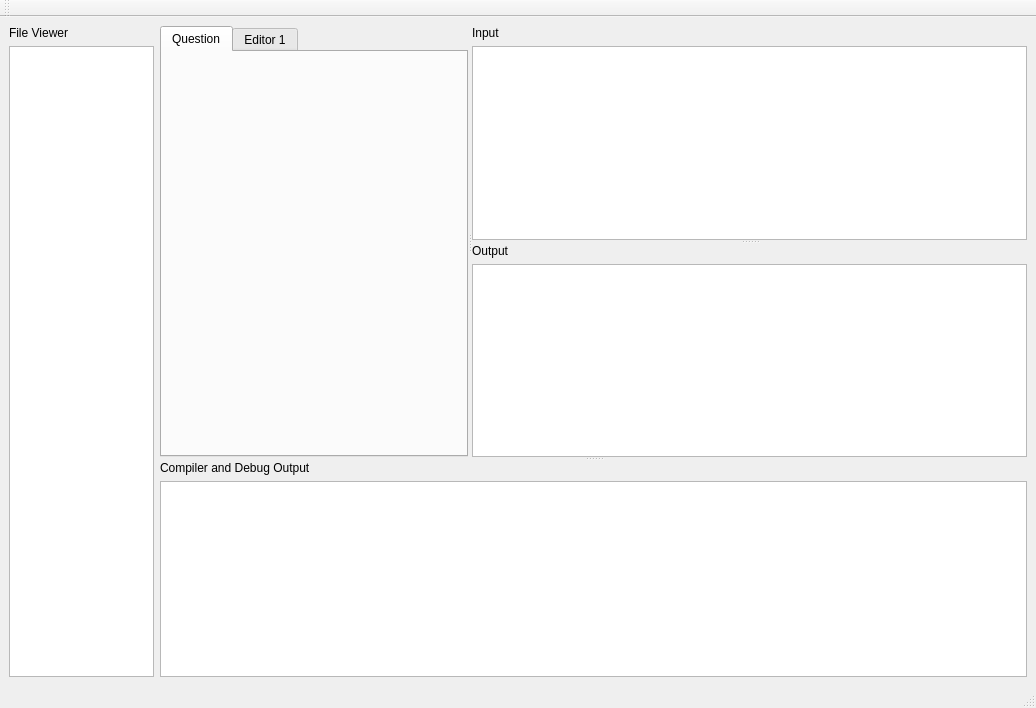
Above: src/SmartXm-CSEKU/ide.ui from KaziRifatMorshed/SmartXm before the change. Below: the same form after it.
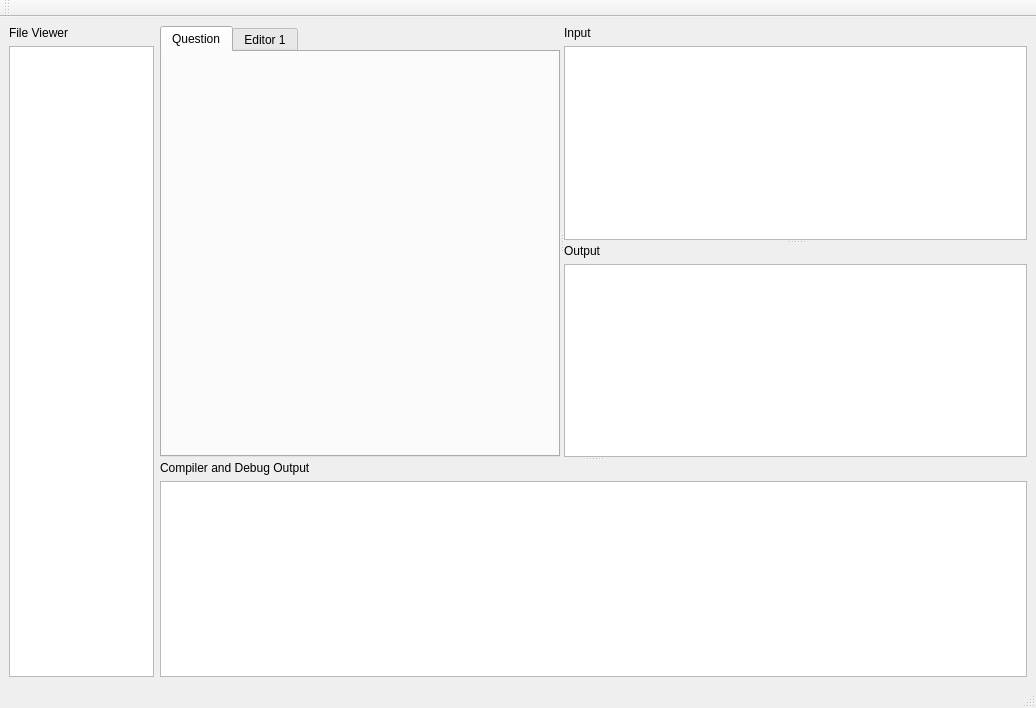
That is the form after the change. Icons and pictures are not drawn.

What changed in the file:
```diff
--- a/src/SmartXm-CSEKU/ide.ui
+++ b/src/SmartXm-CSEKU/ide.ui
@@ -42,6 +42,12 @@
         <enum>Qt::Orientation::Horizontal</enum>
        </property>
        <widget class="QTabWidget" name="tabWidget">
+        <property name="minimumSize">
+         <size>
+          <width>400</width>
+          <height>0</height>
+         </size>
+        </property>
         <property name="currentIndex">
          <number>0</number>
         </property>
@@ -60,7 +66,7 @@
         <property name="orientation">
          <enum>Qt::Orientation::Vertical</enum>
         </property>
-        <widget class="QWidget" name="">
+        <widget class="QWidget" name="layoutWidget">
          <layout class="QVBoxLayout" name="verticalLayout_INPUT">
           <item>
            <widget class="QLabel" name="input_label">
@@ -74,7 +80,7 @@
           </item>
          </layout>
         </widget>
-        <widget class="QWidget" name="">
+        <widget class="QWidget" name="layoutWidget">
          <layout class="QVBoxLayout" name="verticalLayout_OUTPUT">
           <item>
            <widget class="QLabel" name="output_label">
@@ -90,7 +96,7 @@
         </widget>
        </widget>
       </widget>
-      <widget class="QWidget" name="">
+      <widget class="QWidget" name="layoutWidget">
        <layout class="QVBoxLayout" name="verticalLayout_DebugCompilerOutput">
         <item>
          <widget class="QLabel" name="compilerOut_label">
```
Left out of the diff: 2 changed lines with no effect on the pictures.
